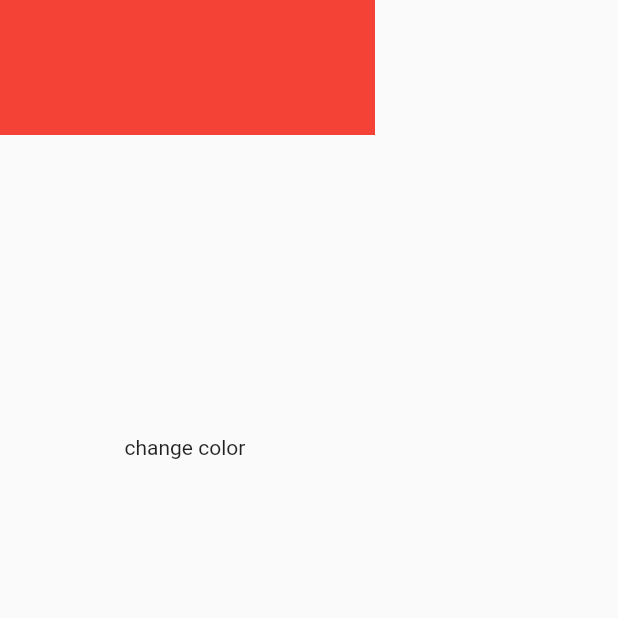
After one commit to yhma1995/Flutter_Course, a Flutter app: the screen it shows after launch, after a tap on the "transfer within a station" icon, on a phone screen of 412 x 824 dp, the top half of it. The commit adds this screen. Run offline on Flutter 3.47's test engine with Material 2 defaults, Android fonts, the phone set to English and light mode, and no system bars.

Commit message:
statefull awidget

```diff
--- /dev/null
+++ b/test_project/lib/consts.dart
@@ -0,0 +1 @@
+double constatnts=250;
--- /dev/null
+++ b/test_project/lib/home.dart
@@ -0,0 +1,41 @@
+import 'package:flutter/material.dart';
+import 'package:test_project/calculator/calculator.dart';
+import 'package:test_project/statefull/test.dart';
+
+class HomeWidget extends StatelessWidget {
+  const HomeWidget({Key? key}) : super(key: key);
+
+  @override
+  Widget build(BuildContext context) {
+    return Scaffold(
+      appBar: AppBar(
+        title: const Text('Barbod Application',style: TextStyle(color: Colors.white),),
+        backgroundColor: Colors.grey,
+       // leading: Icon(Icons.arrow_back_ios_new_outlined),
+        actions: [
+       //   IconButton(onPressed: () {}, icon: Icon(Icons.ac_unit)),
+       //   Icon(Icons.home, color: Colors.green, size: 25),
+       //   Icon(Icons.notifications)
+        ],
+      ),
+      body: Column(children: [
+        Padding(
+          padding: const EdgeInsets.all(8.0),
+          child: GestureDetector(
+              onTap: (){
+                Navigator.push(context, MaterialPageRoute(builder:(context) => CalculatorWidget(),));
+              },
+              child: Icon(Icons.calculate,size: 70,color: Colors.blueGrey,)),
+        ),
+        Padding(
+          padding: const EdgeInsets.all(8.0),
+          child: GestureDetector(
+              onTap: (){
+                Navigator.push(context, MaterialPageRoute(builder:(context) => TestWidget(),));
+              },
+              child: Icon(Icons.transfer_within_a_station,size: 70,color: Colors.blueGrey,)),
+        )
+      ],),
+    );
+  }
+}
--- a/test_project/lib/main.dart
+++ b/test_project/lib/main.dart
@@ -1,5 +1,5 @@
 import 'package:flutter/material.dart';
-import './calculator/calculator.dart';
+import 'package:test_project/home.dart';
 void main(){
   runApp(MyApp());
 }
@@ -10,7 +10,7 @@ class MyApp extends StatelessWidget {
   @override
   Widget build(BuildContext context) {
     return MaterialApp(
-      home: CalculatorWidget() ,
+      home: HomeWidget() ,
     );
   }
 }
--- /dev/null
+++ b/test_project/lib/statefull/test.dart
@@ -0,0 +1,60 @@
+import 'dart:math';
+
+import 'package:flutter/material.dart';
+import 'package:test_project/consts.dart';
+
+
+
+
+
+class TestWidget extends StatefulWidget {
+  const TestWidget({Key? key}) : super(key: key);
+
+  @override
+  State<TestWidget> createState() => _TestWidgetState();
+
+}
+
+
+class _TestWidgetState extends State<TestWidget> {
+  var colors=[Colors.red,Colors.blue,Colors.amber,Colors.cyan,Colors.deepPurple,Colors.lightBlue];
+  var color;
+  double width=constatnts;
+  double height=90;
+
+  // check inline condition
+ // bool fakeCondition=true;
+ //  fakeCondition?width:90
+  @override
+  Widget build(BuildContext context) {
+    return Scaffold(
+      body: Column(
+        children: [
+
+          Container(
+            width: width,
+            height: height,
+            color: color??colors.first,
+          ),
+          SizedBox(height: 200,),
+          GestureDetector(
+              onTap: () {
+                var random=Random();
+                var randomNumber=random.nextInt(colors.length);
+                color=colors[randomNumber];
+                if(randomNumber%2==0){
+                  width=180;
+                  height=180;
+                }else{
+                  width=90;
+                  height=90;
+                }
+                setState(() {
+                },);
+              },
+              child: Text('change color '))
+        ],
+      ),
+    );
+  }
+}
```
Also changed, not shown: test_project/lib/calculator/calculator.dart (+15 -4 lines), test_project/lib/test_widget.dart (deleted, +0 -26 lines).
